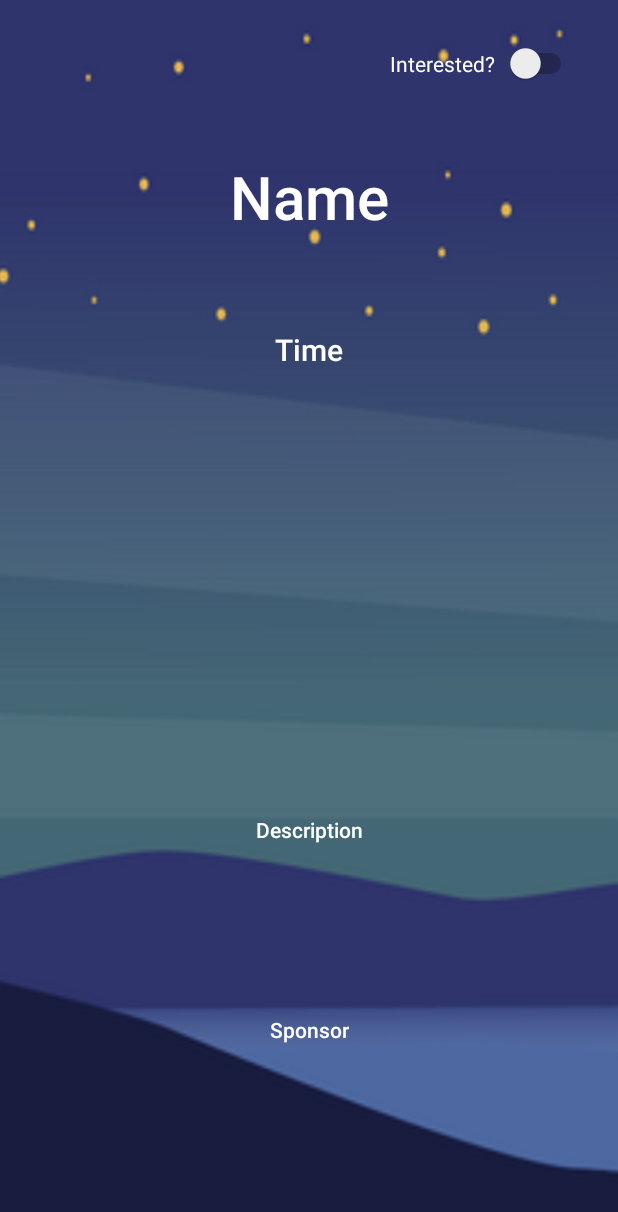
After one commit to ASD781/HackIllinois-Challenge, an Android app: the layout activity_info.xml on its own in the app's theme, with its tools: preview values and no code run, on a phone screen of 412 x 824 dp. The commit adds this screen. Shown: the top 1212 px of the screen. Run offline under Robolectric (Android 15) with nearby library versions, the phone set to English and light mode, and no system bars; network calls fail.

Commit message:
Created InfoActivity and LaunchActivity

```diff
--- a/app/build.gradle
+++ b/app/build.gradle
@@ -35,4 +35,5 @@ dependencies {
     implementation 'com.android.volley:volley:1.1.1'
     implementation 'com.android.support:recyclerview-v7:28.0.0'
     implementation 'com.android.support:cardview-v7:28.0.0'
+    implementation 'com.google.android.material:material:1.1.0'
 }
--- a/app/src/main/AndroidManifest.xml
+++ b/app/src/main/AndroidManifest.xml
@@ -11,8 +11,9 @@
         android:roundIcon="@mipmap/ic_launcher_round"
         android:supportsRtl="true"
         android:theme="@style/AppTheme">
-        <activity android:name=".LaunchActivity"></activity>
-        <activity android:name=".MainActivity">
+        <activity android:name=".InfoActivity"></activity>
+        <activity android:name=".MainActivity" />
+        <activity android:name=".LaunchActivity">
             <intent-filter>
                 <action android:name="android.intent.action.MAIN" />
 
--- a/app/src/main/java/com/example/hackillinoischallenge/EventComparator.java
+++ b/app/src/main/java/com/example/hackillinoischallenge/EventComparator.java
@@ -3,7 +3,6 @@ package com.example.hackillinoischallenge;
 import java.util.Comparator;
 
 public class EventComparator implements Comparator<Event> {
-
     @Override
     public int compare(Event e1, Event e2) {
         return e1.getStartDate().compareTo(e2.getStartDate());
--- /dev/null
+++ b/app/src/main/res/layout/activity_info.xml
@@ -0,0 +1,78 @@
+<?xml version="1.0" encoding="utf-8"?>
+<androidx.constraintlayout.widget.ConstraintLayout xmlns:android="http://schemas.android.com/apk/res/android"
+    xmlns:app="http://schemas.android.com/apk/res-auto"
+    xmlns:tools="http://schemas.android.com/tools"
+    android:layout_width="match_parent"
+    android:layout_height="match_parent"
+    tools:context=".InfoActivity"
+    android:background="@drawable/general">
+
+    <TextView
+        android:id="@+id/id_tTime"
+        android:layout_width="wrap_content"
+        android:layout_height="wrap_content"
+        android:text="Time"
+        android:gravity="center"
+        android:textSize="20dp"
+        android:fontFamily="sans-serif-medium"
+        android:textColor="@color/colorWhite"
+        app:layout_constraintBottom_toBottomOf="parent"
+        app:layout_constraintEnd_toEndOf="parent"
+        app:layout_constraintStart_toStartOf="parent"
+        app:layout_constraintTop_toBottomOf="@+id/id_tName"
+        app:layout_constraintVertical_bias="0.096" />
+
+    <TextView
+        android:id="@+id/id_tName"
+        android:layout_width="wrap_content"
+        android:layout_height="wrap_content"
+        android:layout_marginTop="104dp"
+        android:text="Name"
+        android:gravity="center"
+        android:textSize="40dp"
+        android:fontFamily="sans-serif-medium"
+        android:textColor="@color/colorWhite"
+        app:layout_constraintEnd_toEndOf="parent"
+        app:layout_constraintStart_toStartOf="parent"
+        app:layout_constraintTop_toTopOf="parent" />
+
+    <TextView
+        android:id="@+id/id_tDescription"
+        android:layout_width="wrap_content"
+        android:layout_height="wrap_content"
+        android:fontFamily="sans-serif-medium"
+        android:gravity="center"
+        android:text="Description"
+        android:textColor="@color/colorWhite"
+        app:layout_constraintBottom_toTopOf="@+id/id_tSponsor"
+        app:layout_constraintEnd_toEndOf="parent"
+        app:layout_constraintStart_toStartOf="parent"
+        app:layout_constraintTop_toBottomOf="@+id/id_tTime"
+        app:layout_constraintVertical_bias="0.722" />
+
+    <TextView
+        android:id="@+id/id_tSponsor"
+        android:layout_width="wrap_content"
+        android:layout_height="wrap_content"
+        android:layout_marginBottom="128dp"
+        android:text="Sponsor"
+        android:gravity="center"
+        android:fontFamily="sans-serif-medium"
+        android:textColor="@color/colorWhite"
+        app:layout_constraintBottom_toBottomOf="parent"
+        app:layout_constraintEnd_toEndOf="parent"
+        app:layout_constraintStart_toStartOf="parent" />
+
+    <Switch
+        android:id="@+id/id_sInterested"
+        android:layout_width="wrap_content"
+        android:layout_height="wrap_content"
+        android:text="Interested?  "
+        android:textColor="@color/colorWhite"
+        app:layout_constraintBottom_toBottomOf="parent"
+        app:layout_constraintEnd_toEndOf="parent"
+        app:layout_constraintHorizontal_bias="0.904"
+        app:layout_constraintStart_toStartOf="parent"
+        app:layout_constraintTop_toTopOf="parent"
+        app:layout_constraintVertical_bias="0.036" />
+</androidx.constraintlayout.widget.ConstraintLayout>
--- a/app/src/main/res/values/colors.xml
+++ b/app/src/main/res/values/colors.xml
@@ -4,4 +4,5 @@
     <color name="colorPrimaryDark">#3700B3</color>
     <color name="colorAccent">#03DAC5</color>
     <color name="colorWhite">#FFFFFF</color>
+    <color name="colorOrange">#fd783e</color>
 </resources>
```
Also changed, not shown: app/src/main/java/com/example/hackillinoischallenge/CustomAdapter.java (+27 -2 lines), app/src/main/java/com/example/hackillinoischallenge/Event.java (+12 -1 lines), app/src/main/java/com/example/hackillinoischallenge/InfoActivity.java (added, +61 -0 lines), app/src/main/java/com/example/hackillinoischallenge/LaunchActivity.java (+15 -0 lines), app/src/main/java/com/example/hackillinoischallenge/MainActivity.java (+4 -12 lines), app/src/main/res/layout/activity_launch.xml (+9 -4 lines).
